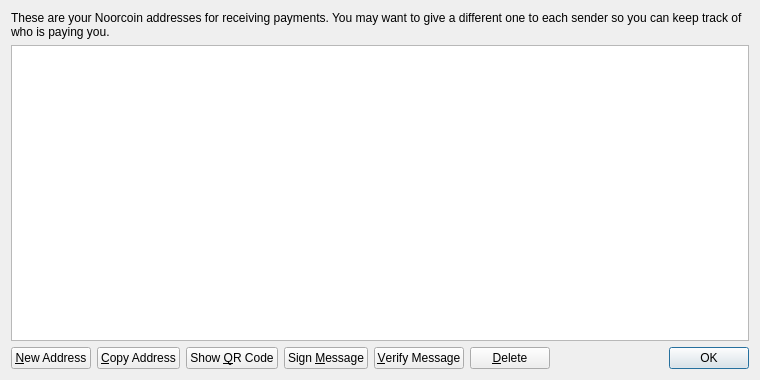
Old version of the form src/qt/forms/addressbookpage.ui in the repository hydrocarboncoin/hydrocarbon.
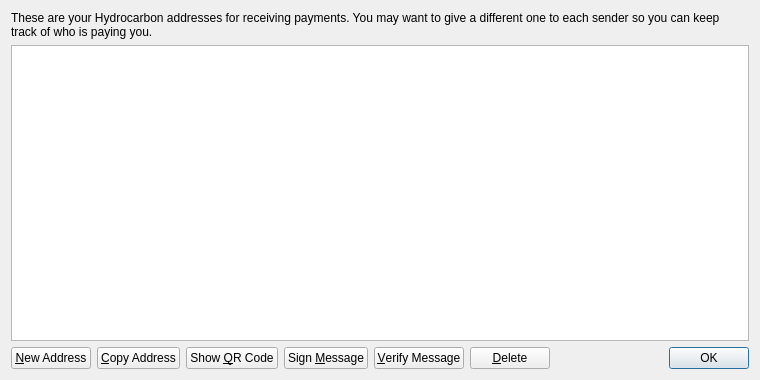
New version of the form.

Commit message:
forked to hydrocarbon much thanks for the help
thank you ... u know who u are

Diff of the .ui file:
```diff
--- a/src/qt/forms/addressbookpage.ui
+++ b/src/qt/forms/addressbookpage.ui
@@ -17,7 +17,7 @@
    <item>
     <widget class="QLabel" name="labelExplanation">
      <property name="text">
-      <string>These are your Noorcoin addresses for receiving payments. You may want to give a different one to each sender so you can keep track of who is paying you.</string>
+      <string>These are your Hydrocarbon addresses for receiving payments. You may want to give a different one to each sender so you can keep track of who is paying you.</string>
      </property>
      <property name="textFormat">
       <enum>Qt::PlainText</enum>
```
Left out of the diff: 4 changed lines with no effect on the pictures. The commit also changes 136 other files.
